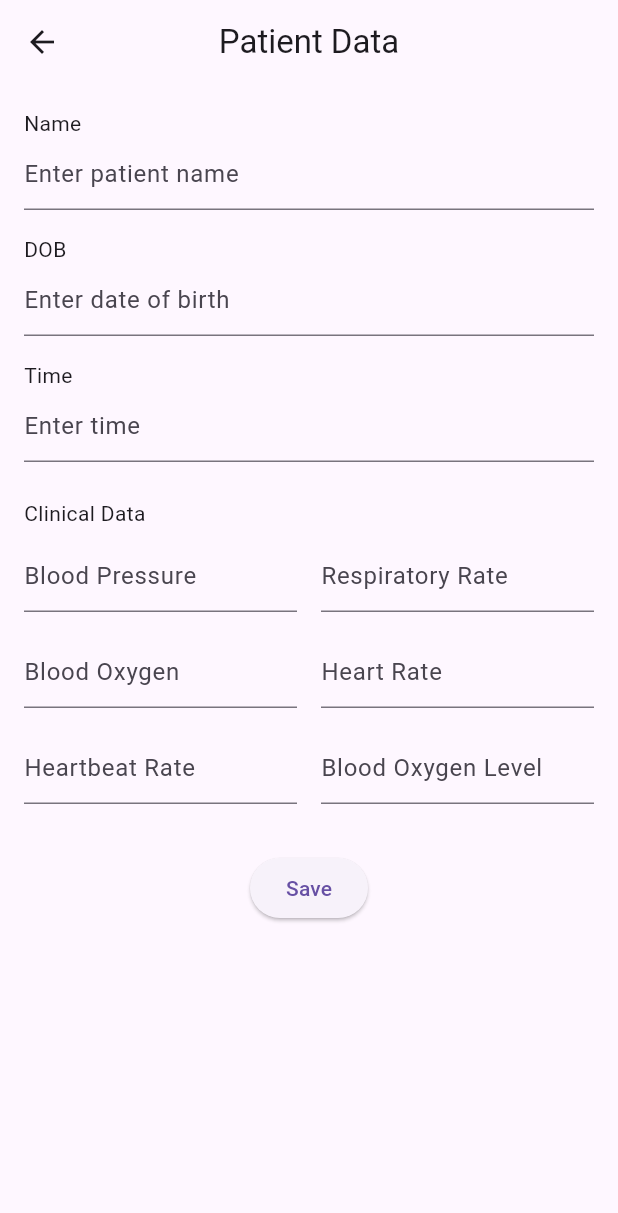
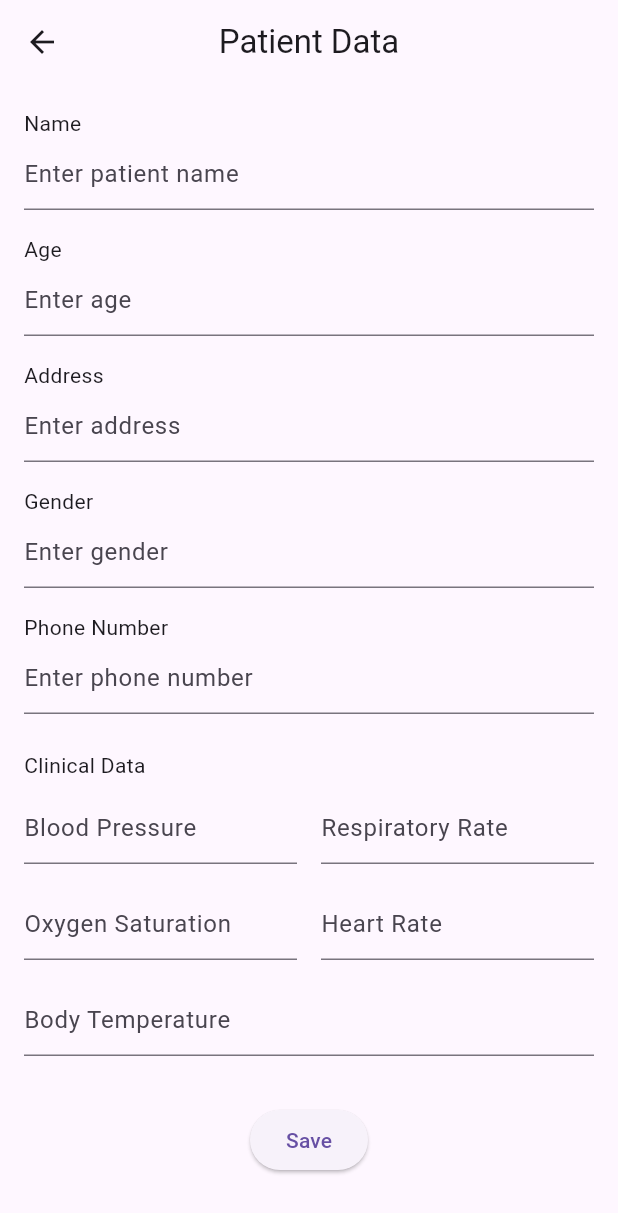
Before and after one commit to CalistDsouza/Patient_Management_System, a Flutter app: the AddPatientScreen screen opened directly, after a tap on "Save", on a phone screen of 412 x 824 dp. Shown: the top 1213 px of the screen. Run offline on Flutter 3.47's test engine with Material 3 defaults, Android fonts, the phone set to English and light mode, and no system bars; network calls fail.

Commit message:
patient profile updated, test class added

```diff
--- a/lib/AddPatientScreen.dart
+++ b/lib/AddPatientScreen.dart
@@ -1,6 +1,7 @@
 import 'package:flutter/material.dart';
-// import 'package:http/http.dart' as http;
-// import 'dart:convert';
+import 'package:http/http.dart' as http;
+import 'dart:convert';
+import 'Test.dart';
 import 'patient_service.dart';
 import 'patient.dart';
 
@@ -11,14 +12,15 @@ class AddPatientScreen extends StatefulWidget {
 
 class _AddPatientScreenState extends State<AddPatientScreen> {
  final TextEditingController nameController = TextEditingController();
- final TextEditingController dobController = TextEditingController();
- final TextEditingController timeController = TextEditingController();
+ final TextEditingController ageController = TextEditingController();
+ final TextEditingController addressController = TextEditingController();
+ final TextEditingController genderController = TextEditingController();
+ final TextEditingController phnoController = TextEditingController();
  final TextEditingController bpController = TextEditingController();
  final TextEditingController rrController = TextEditingController();
  final TextEditingController o2Controller = TextEditingController();
  final TextEditingController hrController = TextEditingController();
- final TextEditingController hbrController = TextEditingController(); // New controller for heartbeat rate
- final TextEditingController bolController = TextEditingController(); // New controller for blood oxygen level
+ final TextEditingController bolController = TextEditingController();
 
  @override
  Widget build(BuildContext context) {
@@ -29,6 +31,7 @@ class _AddPatientScreenState extends State<AddPatientScreen> {
       ),
       body: Padding(
         padding: const EdgeInsets.all(16.0),
+        child: SingleChildScrollView( // Wrap the Column in a SingleChildScrollView
           child: Column(
             crossAxisAlignment: CrossAxisAlignment.start,
             children: [
@@ -38,16 +41,28 @@ class _AddPatientScreenState extends State<AddPatientScreen> {
                 decoration: InputDecoration(hintText: 'Enter patient name'),
               ),
               SizedBox(height: 16),
-            Text('DOB'),
+              Text('Age'),
               TextFormField(
-              controller: dobController,
-              decoration: InputDecoration(hintText: 'Enter date of birth'),
+                controller: ageController,
+                decoration: InputDecoration(hintText: 'Enter age'),
               ),
               SizedBox(height: 16),
-            Text('Time'),
+              Text('Address'),
               TextFormField(
-              controller: timeController,
-              decoration: InputDecoration(hintText: 'Enter time'),
+                controller: addressController,
+                decoration: InputDecoration(hintText: 'Enter address'),
+              ),
+              SizedBox(height: 16),
+              Text('Gender'),
+              TextFormField(
+                controller: genderController,
+                decoration: InputDecoration(hintText: 'Enter gender'),
+              ),
+              SizedBox(height: 16),
+              Text('Phone Number'),
+              TextFormField(
+                controller: phnoController,
+                decoration: InputDecoration(hintText: 'Enter phone number'),
               ),
               SizedBox(height: 24),
               Text('Clinical Data'),
@@ -75,7 +90,7 @@ class _AddPatientScreenState extends State<AddPatientScreen> {
                  Expanded(
                    child: TextFormField(
                       controller: o2Controller,
-                    decoration: InputDecoration(hintText: 'Blood Oxygen'),
+                      decoration: InputDecoration(hintText: 'Oxygen Saturation'),
                    ),
                  ),
                  SizedBox(width: 16),
@@ -92,15 +107,8 @@ class _AddPatientScreenState extends State<AddPatientScreen> {
                 children: [
                  Expanded(
                    child: TextFormField(
-                    controller: hbrController,
-                    decoration: InputDecoration(hintText: 'Heartbeat Rate'),
-                 ),
-                ),
-                SizedBox(width: 16),
-                Expanded(
-                 child: TextFormField(
                       controller: bolController,
-                    decoration: InputDecoration(hintText: 'Blood Oxygen Level'),
+                      decoration: InputDecoration(hintText: 'Body Temperature'),
                    ),
                  ),
                 ],
@@ -111,26 +119,32 @@ class _AddPatientScreenState extends State<AddPatientScreen> {
                  onPressed: () async {
                     // Collect data from the controllers
                     String name = nameController.text;
-                 String dob = dobController.text;
-                 String time = timeController.text;
+                    String age = ageController.text;
+                    String address = addressController.text;
+                    String gender = genderController.text;
+                    String phno = phnoController.text;
                     String bloodPressure = bpController.text;
                     String respiratoryRate = rrController.text;
-                 String bloodOxygen = o2Controller.text;
+                    String oxygenSaturation = o2Controller.text;
                     String heartRate = hrController.text;
-                 String heartbeatRate = hbrController.text;
-                 String bloodOxygenLevel = bolController.text;
+                    String bodyTemperature = bolController.text;
 
                     // Create a Patient object with the collected data
                     Patient newPatient = Patient(
                       name: name,
-                    dob: dob,
-                    time: time,
+                      age: age,
+                      address: address,
+                      gender: gender,
+                      phno: phno,
+                      tests: [
+                        Test(
                           bloodPressure: bloodPressure,
+                          heartRate: heartRate,
                           respiratoryRate: respiratoryRate,
-                    bloodOxygen: bloodOxygen,
-                    heartRate: heartRate,
-                    heartbeatRate: heartbeatRate,
-                    bloodOxygenLevel: bloodOxygenLevel,
+                          oxygenSaturation: oxygenSaturation,
+                          bodyTemperature: bodyTemperature,
+                        ),
+                      ],
                     );
 
                     // Use the PatientService to add the new patient
@@ -153,6 +167,7 @@ class _AddPatientScreenState extends State<AddPatientScreen> {
             ],
           ),
         ),
+      ),
     );
  }
 }
--- a/lib/EditPatientProfileScreen.dart
+++ b/lib/EditPatientProfileScreen.dart
@@ -1,4 +1,5 @@
 import 'package:flutter/material.dart';
+import 'Test.dart';
 import 'patient.dart';
 
 class EditPatientProfileScreen extends StatefulWidget {
@@ -12,19 +13,36 @@ class EditPatientProfileScreen extends StatefulWidget {
 
 class _EditPatientProfileScreenState extends State<EditPatientProfileScreen> {
  final _formKey = GlobalKey<FormState>();
+ late String _name;
+ late String _age;
+ late String _address;
+ late String _gender;
+ late String _phno;
  late String _bloodPressure;
+ late String _heartRate;
  late String _respiratoryRate;
- late String _bloodOxygenLevel;
- late String _heartbeatRate;
+ late String _oxygenSaturation;
+ late String _bodyTemperature;
 
  @override
  void initState() {
-    super.initState();
-    _bloodPressure = widget.patient.bloodPressure;
-    _respiratoryRate = widget.patient.respiratoryRate;
-    _bloodOxygenLevel = widget.patient.bloodOxygenLevel;
-    _heartbeatRate = widget.patient.heartbeatRate;
+ super.initState();
+ _name = widget.patient.name;
+ _age = widget.patient.age; // Assuming age is editable
+ _address = widget.patient.address; // Assuming address is editable
+ _gender = widget.patient.gender; // Assuming gender is editable
+ _phno = widget.patient.phno; // Assuming phno is editable
+ // Assuming the first test in the list is being edited
+ if (widget.patient.tests.isNotEmpty) {
+    Test firstTest = widget.patient.tests[0];
+    _bloodPressure = firstTest.bloodPressure;
+    _heartRate = firstTest.heartRate;
+    _respiratoryRate = firstTest.respiratoryRate;
+    _oxygenSaturation = firstTest.oxygenSaturation;
+    _bodyTemperature = firstTest.bodyTemperature;
  }
+}
+
 
  @override
  Widget build(BuildContext context) {
@@ -39,55 +57,73 @@ class _EditPatientProfileScreenState extends State<EditPatientProfileScreen> {
           child: Column(
             children: <Widget>[
               TextFormField(
+                initialValue: _name,
+                decoration: InputDecoration(labelText: 'Name'),
+                onSaved: (value) {
+                 _name = value!;
+                },
+              ),
+              TextFormField(
+                initialValue: _age,
+                decoration: InputDecoration(labelText: 'Age'),
+                onSaved: (value) {
+                 _age = value!;
+                },
+              ),
+              TextFormField(
+                initialValue: _address,
+                decoration: InputDecoration(labelText: 'Address'),
+                onSaved: (value) {
+                 _address = value!;
+                },
+              ),
+              TextFormField(
+                initialValue: _gender,
+                decoration: InputDecoration(labelText: 'Gender'),
+                onSaved: (value) {
+                 _gender = value!;
+                },
+              ),
+              TextFormField(
+                initialValue: _phno,
+                decoration: InputDecoration(labelText: 'Phone Number'),
+                onSaved: (value) {
+                 _phno = value!;
+                },
+              ),
+              TextFormField(
                 initialValue: _bloodPressure,
                 decoration: InputDecoration(labelText: 'Blood Pressure (X/Y mmHg)'),
-                validator: (value) {
-                 if (value == null || value.isEmpty) {
-                    return 'Please enter the blood pressure';
-                 }
-                 return null;
-                },
                 onSaved: (value) {
                  _bloodPressure = value!;
                 },
               ),
               TextFormField(
+                initialValue: _heartRate,
+                decoration: InputDecoration(labelText: 'Heart Rate (X/min)'),
+                onSaved: (value) {
+                 _heartRate = value!;
+                },
+              ),
+              TextFormField(
                 initialValue: _respiratoryRate,
                 decoration: InputDecoration(labelText: 'Respiratory Rate (X/min)'),
-                validator: (value) {
-                 if (value == null || value.isEmpty) {
-                    return 'Please enter the respiratory rate';
-                 }
-                 return null;
-                },
                 onSaved: (value) {
                  _respiratoryRate = value!;
                 },
               ),
               TextFormField(
-                initialValue: _bloodOxygenLevel,
-                decoration: InputDecoration(labelText: 'Blood Oxygen Level (X%)'),
-                validator: (value) {
-                 if (value == null || value.isEmpty) {
-                    return 'Please enter the blood oxygen level';
-                 }
-                 return null;
-                },
+                initialValue: _oxygenSaturation,
+                decoration: InputDecoration(labelText: 'Oxygen Saturation (X%)'),
                 onSaved: (value) {
-                 _bloodOxygenLevel = value!;
+                 _oxygenSaturation = value!;
                 },
               ),
               TextFormField(
-                initialValue: _heartbeatRate,
-                decoration: InputDecoration(labelText: 'Heartbeat Rate (X/min)'),
-                validator: (value) {
-                 if (value == null || value.isEmpty) {
-                    return 'Please enter the heartbeat rate';
-                 }
-                 return null;
-                },
+                initialValue: _bodyTemperature,
+                decoration: InputDecoration(labelText: 'Body Temperature (X°C)'),
                 onSaved: (value) {
-                 _heartbeatRate = value!;
+                 _bodyTemperature = value!;
                 },
               ),
               ElevatedButton(
@@ -95,17 +131,23 @@ class _EditPatientProfileScreenState extends State<EditPatientProfileScreen> {
                  if (_formKey.currentState!.validate()) {
                     _formKey.currentState!.save();
                     // Create a new Patient object with the updated values
-                    Patient updatedPatient = Patient(
-                      name: widget.patient.name, // Assuming name is not editable
-                      dob: widget.patient.dob, // Assuming DOB is not editable
-                      time: widget.patient.time, // Assuming time is not editable
-                      bloodPressure: _bloodPressure,
-                      respiratoryRate: _respiratoryRate,
-                      bloodOxygen: widget.patient.bloodOxygen, // Assuming blood oxygen is not editable
-                      heartRate: widget.patient.heartRate, // Assuming heart rate is not editable
-                      heartbeatRate: _heartbeatRate,
-                      bloodOxygenLevel: _bloodOxygenLevel,
+                   Patient updatedPatient = Patient(
+                    name: _name,
+                    age: _age,
+                    address: _address,
+                    gender: _gender,
+                    phno: _phno,
+                    tests: [
+                        Test(
+                          bloodPressure: _bloodPressure,
+                          heartRate: _heartRate,
+                          respiratoryRate: _respiratoryRate,
+                          oxygenSaturation: _oxygenSaturation,
+                          bodyTemperature: _bodyTemperature,
+                        ),
+                    ],
                     );
+
                     // Pass the updated patient object back to the previous screen
                     Navigator.pop(context, updatedPatient);
                  }
--- /dev/null
+++ b/lib/Test.dart
@@ -0,0 +1,25 @@
+class Test {
+ final String bloodPressure;
+ final String heartRate;
+ final String respiratoryRate;
+ final String oxygenSaturation;
+ final String bodyTemperature;
+
+ Test({
+    required this.bloodPressure,
+    required this.heartRate,
+    required this.respiratoryRate,
+    required this.oxygenSaturation,
+    required this.bodyTemperature,
+ });
+
+ factory Test.fromJson(Map<String, dynamic> json) {
+    return Test(
+      bloodPressure: json['bloodPressure'],
+      heartRate: json['heartRate'],
+      respiratoryRate: json['respiratoryRate'],
+      oxygenSaturation: json['oxygenSaturation'],
+      bodyTemperature: json['bodyTemperature'],
+    );
+ }
+}
--- a/lib/main.dart
+++ b/lib/main.dart
@@ -95,8 +95,7 @@ class _MyLoginScreenState extends State<MyLoginScreen> {
                  },
                  child: Text('Log In'),
                  style: ElevatedButton.styleFrom(
-                    primary: Colors.blue, // Set background color to blue
-                    onPrimary: Colors.white, // Set text color to white
+                    foregroundColor: Colors.white, backgroundColor: Colors.blue, // Set text color to white
                  ),
                 ),
               ],
--- a/lib/patient.dart
+++ b/lib/patient.dart
@@ -1,37 +1,36 @@
+import 'Test.dart';
+
 class Patient {
+ final String? id;
  final String name;
- final String dob;
- final String time;
- final String bloodPressure;
- final String respiratoryRate;
- final String bloodOxygen;
- final String heartRate;
- final String heartbeatRate;
- final String bloodOxygenLevel;
+ final String age;
+ final String address;
+ final String gender;
+ final String phno;
+ final List<Test> tests;
 
  Patient({
+    this.id,
     required this.name,
-    required this.dob,
-    required this.time,
-    required this.bloodPressure,
-    required this.respiratoryRate,
-    required this.bloodOxygen,
-    required this.heartRate,
-    required this.heartbeatRate,
-    required this.bloodOxygenLevel,
+    required this.age,
+    required this.address,
+    required this.gender,
+    required this.phno,
+    required this.tests,
  });
 
  factory Patient.fromJson(Map<String, dynamic> json) {
+    var testsFromJson = json['tests'] as List? ?? [];
+    List<Test> testsList = testsFromJson.map((i) => Test.fromJson(i)).toList();
+
     return Patient(
-      name: json['name'],
-      dob: json['dob'],
-      time: json['time'],
-      bloodPressure: json['bloodPressure'],
-      respiratoryRate: json['respiratoryRate'],
-      bloodOxygen: json['bloodOxygen'],
-      heartRate: json['heartRate'],
-      heartbeatRate: json['heartbeatRate'],
-      bloodOxygenLevel: json['bloodOxygenLevel'],
+      id: json['_id'] as String?,
+      name: json['name'] as String? ?? 'N/A',
+      age: json['age'] as String? ?? 'N/A',
+      address: json['address'] as String? ?? 'N/A',
+      gender: json['gender'] as String? ?? 'N/A',
+      phno: json['phno'] as String? ?? 'N/A',
+      tests: testsList,
     );
  }
 }
--- a/lib/patient_service.dart
+++ b/lib/patient_service.dart
@@ -35,14 +35,17 @@ class PatientService {
     },
     body: jsonEncode(<String, dynamic>{
       'name': newPatient.name,
-        'dob': newPatient.dob,
-        'time': newPatient.time,
-        'bloodPressure': newPatient.bloodPressure,
-        'respiratoryRate': newPatient.respiratoryRate,
-        'bloodOxygen': newPatient.bloodOxygen,
-        'heartRate': newPatient.heartRate,
-        'heartbeatRate': newPatient.heartbeatRate,
-        'bloodOxygenLevel': newPatient.bloodOxygenLevel,
+      'age': newPatient.age, // Assuming you have an age property in your Patient class
+      'address': newPatient.address, // Assuming you have an address property in your Patient class
+      'gender': newPatient.gender, // Assuming you have a gender property in your Patient class
+      'phno': newPatient.phno, // Assuming you have a phno property in your Patient class
+      'tests': newPatient.tests.map((test) => {
+        'bloodPressure': test.bloodPressure,
+        'heartRate': test.heartRate,
+        'respiratoryRate': test.respiratoryRate,
+        'oxygenSaturation': test.oxygenSaturation,
+        'bodyTemperature': test.bodyTemperature,
+      }).toList(),
     }),
  );
 
@@ -54,4 +57,5 @@ class PatientService {
     return false;
  }
 }
+
 }
```
Also changed, not shown: lib/PatientProfileScreen.dart (+17 -40 lines), pubspec.lock, 2 other files. Lines whose indentation alone changed are shown as unchanged.
